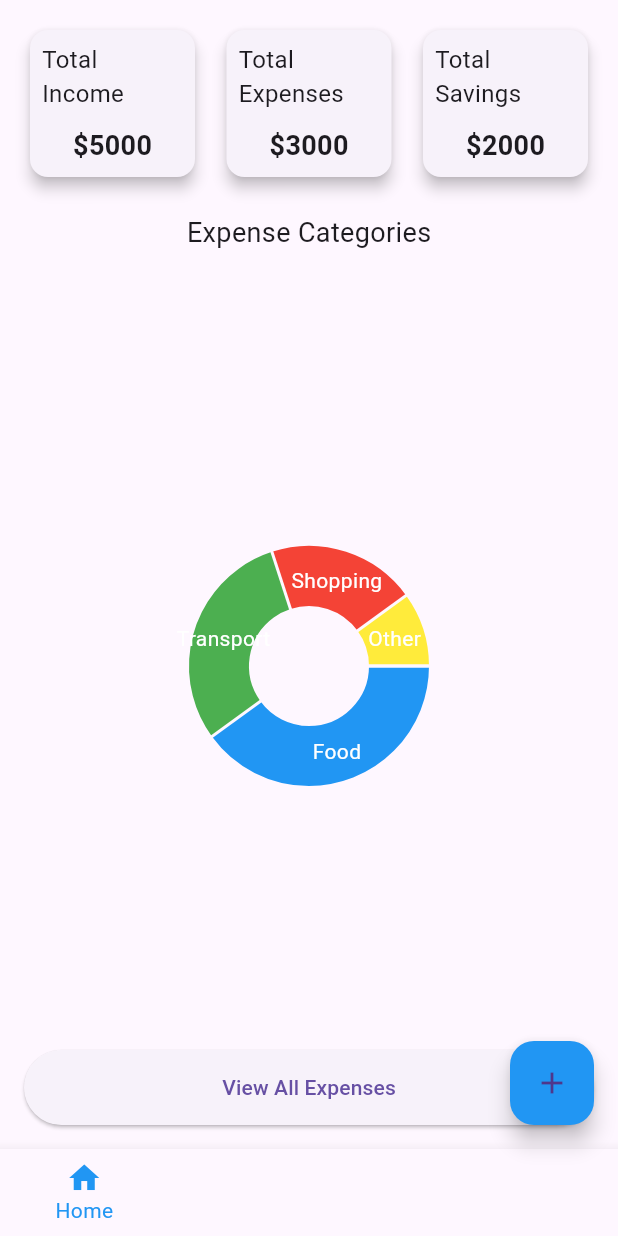
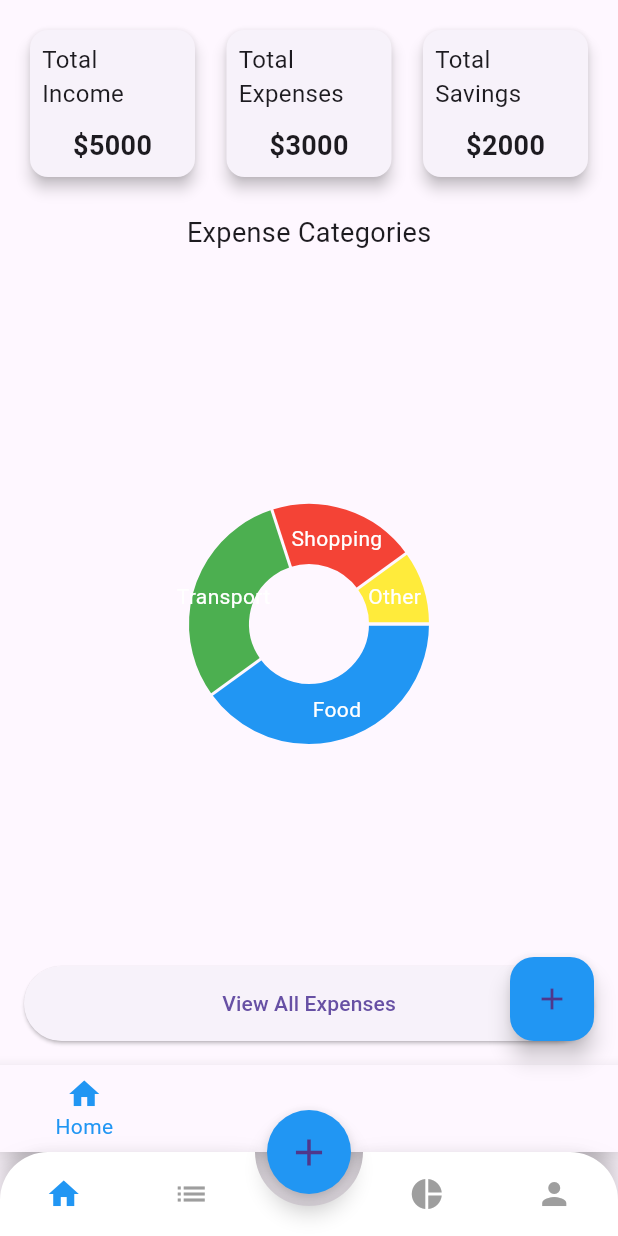
Before and after one commit to ajayrana78767/Personal-Finance-Tracker-App, a Flutter app: the screen it shows after launch, after a tap on "Login", on a phone screen of 412 x 824 dp. Run offline on Flutter 3.47's test engine with Material 3 defaults, Android fonts, the phone set to English and light mode, and no system bars; drawn by our look-alikes of animated_bottom_navigation_bar, fl_chart.

Commit message:
Main Screen
"Updated LoginScreen to navigate to MainScreen, added animated_bottom_navigation_bar dependency"

```diff
--- a/lib/screens/login_screen.dart
+++ b/lib/screens/login_screen.dart
@@ -1,5 +1,6 @@
 import 'package:flutter/material.dart';
 import 'package:personal_finance_tracker_app/screens/home_screen.dart';
+import 'package:personal_finance_tracker_app/screens/main_screen.dart';
 
 class LoginScreen extends StatelessWidget {
   const LoginScreen({super.key});
@@ -37,7 +38,7 @@ class LoginScreen extends StatelessWidget {
                 Navigator.push(
                     context,
                     MaterialPageRoute(
-                        builder: (context) => const HomeScreen()));
+                        builder: (context) =>  MainScreen()));
                 // Handle login
               },
               style: ElevatedButton.styleFrom(
--- /dev/null
+++ b/lib/screens/main_screen.dart
@@ -0,0 +1,84 @@
+import 'package:animated_bottom_navigation_bar/animated_bottom_navigation_bar.dart';
+import 'package:flutter/material.dart';
+import 'package:personal_finance_tracker_app/screens/charts_screen.dart';
+import 'package:personal_finance_tracker_app/screens/profile_screen.dart';
+import 'package:personal_finance_tracker_app/screens/home_screen.dart';
+import 'package:personal_finance_tracker_app/screens/add_expense_screen.dart';
+import 'package:personal_finance_tracker_app/screens/view_expenses_screen.dart';
+
+class MainScreen extends StatefulWidget {
+  @override
+  _MainScreenState createState() => _MainScreenState();
+}
+
+class _MainScreenState extends State<MainScreen> with TickerProviderStateMixin {
+  int _currentIndex = 0;
+  bool _isNavBarVisible = false;
+  final List<Widget> _screens = [
+    const HomeScreen(),
+    const ViewExpensesScreen(),
+    const ChartsScreen(),
+    const ProfileScreen(),
+  ];
+
+  // Define icon list for bottom navigation items
+  final iconList = <IconData>[
+    Icons.home,
+    Icons.list,
+    Icons.pie_chart,
+    Icons.person,
+  ];
+
+  @override
+  void initState() {
+    super.initState();
+
+    // Delay the appearance of the navigation bar
+    Future.delayed(const Duration(milliseconds: 500), () {
+      setState(() {
+        _isNavBarVisible = true;
+      });
+    });
+  }
+
+  @override
+  Widget build(BuildContext context) {
+    return Scaffold(
+      // This will change the screen based on the selected tab
+      body: _screens[_currentIndex],
+
+      // Central Floating Action Button for adding expenses
+      floatingActionButton: FloatingActionButton(
+        onPressed: () {
+          Navigator.push(
+            context,
+            MaterialPageRoute(builder: (context) => const AddExpenseScreen()),
+          );
+        },
+        child: const Icon(Icons.add, size: 30),
+        backgroundColor: Colors.blue,
+        shape: const CircleBorder(),
+      ),
+      floatingActionButtonLocation: FloatingActionButtonLocation.centerDocked,
+
+      // Animated Bottom Navigation Bar
+      bottomNavigationBar: AnimatedContainer(
+        duration: const Duration(milliseconds: 500),
+        curve: Curves.easeInOut,
+        transform: Matrix4.translationValues(
+            0, _isNavBarVisible ? 0 : 100, 0), // Slide up from the bottom
+        child: AnimatedBottomNavigationBar(
+          icons: iconList,
+          activeIndex: _currentIndex,
+          gapLocation: GapLocation.center,
+          notchSmoothness: NotchSmoothness.smoothEdge,
+          leftCornerRadius: 32,
+          rightCornerRadius: 32,
+          activeColor: Colors.blue,
+          inactiveColor: Colors.grey,
+          onTap: (index) => setState(() => _currentIndex = index),
+        ),
+      ),
+    );
+  }
+}
--- a/pubspec.yaml
+++ b/pubspec.yaml
@@ -36,6 +36,7 @@ dependencies:
   cupertino_icons: ^1.0.8
   provider: ^6.1.2
   fl_chart: ^0.69.0
+  animated_bottom_navigation_bar: ^1.3.3
 
 dev_dependencies:
   flutter_test:
```
Also changed, not shown: pubspec.lock.
